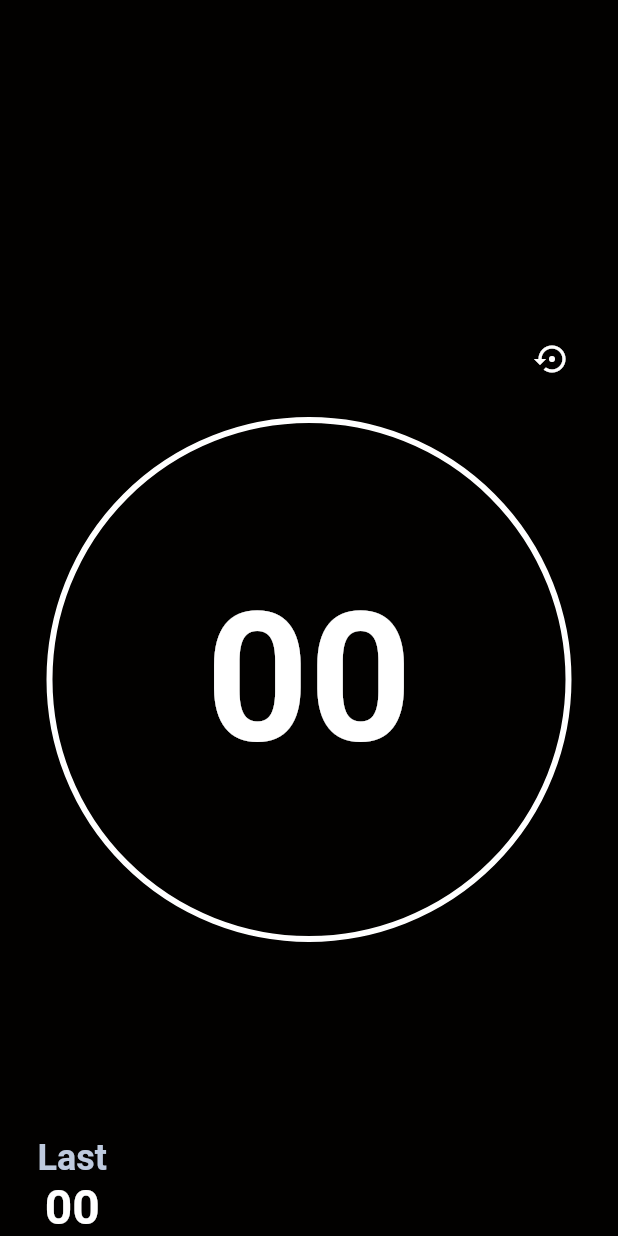
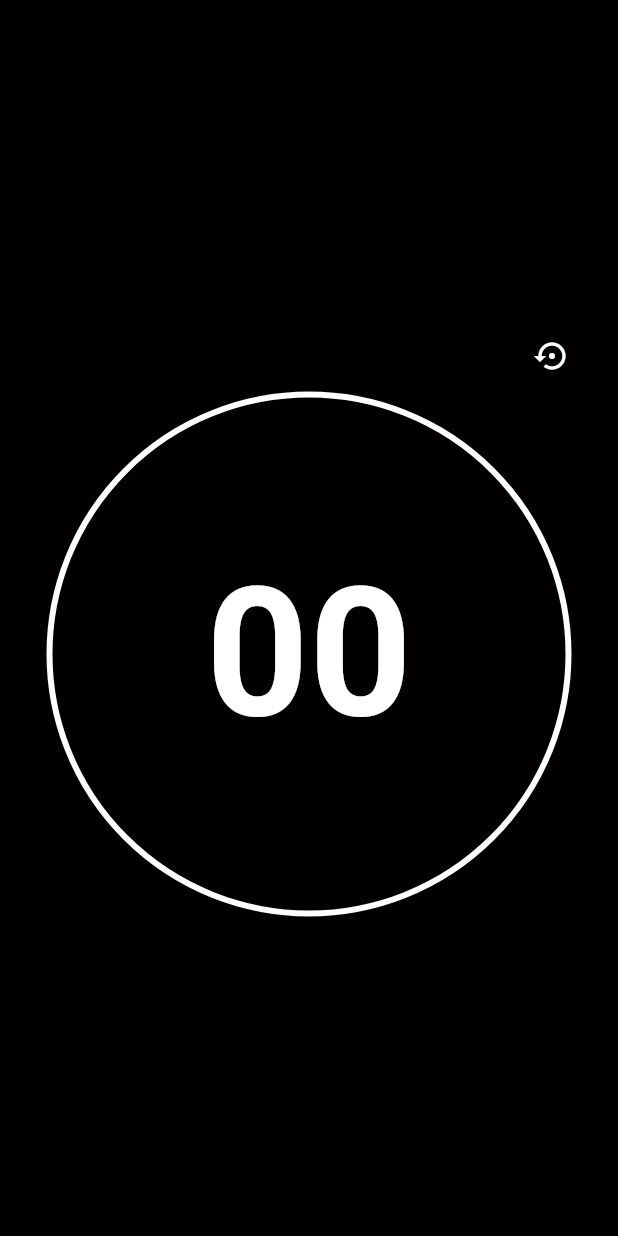
Before and after one commit to rafaLino/Contador, a Flutter app: the screen it shows after launch, on a phone screen of 412 x 824 dp. Run offline on Flutter 3.47's test engine with Material 2 defaults, Android fonts, the phone set to English and light mode, and no system bars; our stand-ins replace vibration; missing offline and left inert: firebase_admob; accounts and stored records are empty.

```diff
--- a/lib/const/constants.dart
+++ b/lib/const/constants.dart
@@ -1,3 +1,3 @@
-const kappId = "ca-app-pub-6850949205111197~8373454474";
-const kbannerId = "ca-app-pub-6850949205111197/3743589108";
-const kintersticialId = "ca-app-pub-6850949205111197/2183095429";
+const kappId = "ca-app-pub-6850949205111197~5572510241";
+const kbannerId = "ca-app-pub-6850949205111197/1970314766";
+const kintersticialId = "ca-app-pub-6850949205111197/9657233092";
--- a/lib/main.dart
+++ b/lib/main.dart
@@ -2,6 +2,7 @@ import 'package:flutter/material.dart';
 import 'package:vibration/vibration.dart';
 import 'package:firebase_admob/firebase_admob.dart';
 import './const/constants.dart';
+
 void main() => runApp(Counter());
 
 class Counter extends StatefulWidget {
@@ -11,21 +12,18 @@ class Counter extends StatefulWidget {
 
 class _CounterState extends State<Counter> {
   MobileAdTargetingInfo targetingInfo = MobileAdTargetingInfo(
-      keywords: <String>['game', 'rpg', 'lol', 'app'],
-      childDirected: false);
+      keywords: <String>['game', 'rpg', 'lol', 'app'], childDirected: false);
 
   @override
   void initState() {
     super.initState();
-    FirebaseAdMob.instance
-        .initialize(appId: kappId);
+    FirebaseAdMob.instance.initialize(appId: kappId);
 
     startBanner();
     displayBanner();
   }
 
   int _increment = 0;
-  int _lastIncrement = 0;
   BannerAd myBanner;
   InterstitialAd myInterstitial;
   @override
@@ -38,20 +36,14 @@ class _CounterState extends State<Counter> {
         onTap: () => _add(),
         child: Scaffold(
           body: Column(
-            mainAxisAlignment: MainAxisAlignment.spaceBetween,
+            mainAxisAlignment: MainAxisAlignment.spaceEvenly,
             children: <Widget>[
-              SizedBox(
-                height: 200,
-              ),
-              Row(
-                mainAxisAlignment: MainAxisAlignment.end,
+              Column(
                 crossAxisAlignment: CrossAxisAlignment.end,
                 children: <Widget>[
                   FlatButton(
                       onPressed: () => _reset(),
                       child: Icon(Icons.settings_backup_restore)),
-                ],
-              ),
                   Center(
                     child: Container(
                       width: 350,
@@ -62,41 +54,13 @@ class _CounterState extends State<Counter> {
                       child: Center(
                           child: Text(
                         _toString(_increment),
-                    style:
-                        TextStyle(fontSize: 120, fontWeight: FontWeight.bold),
+                        style: TextStyle(
+                            fontSize: 120, fontWeight: FontWeight.bold),
                       )),
-                ),
-              ),
-              SizedBox(
-                height: 100,
-              ),
-              Row(
-                children: <Widget>[
-                  Container(
-                    margin: EdgeInsets.only(left: 25),
-                    child: Column(
-                      mainAxisAlignment: MainAxisAlignment.spaceBetween,
-                      children: <Widget>[
-                        Text(
-                          "Last",
-                          style: TextStyle(
-                            fontSize: 24,
-                            fontWeight: FontWeight.bold,
-                            color: Color(0xFFBECADE),
-                          ),
-                        ),
-                        Text(
-                          _toString(_lastIncrement),
-                          style: TextStyle(
-                            fontSize: 32,
-                            fontWeight: FontWeight.bold,
                     ),
                   ),
                 ],
               ),
-                  )
-                ],
-              )
             ],
           ),
         ),
@@ -120,7 +84,6 @@ class _CounterState extends State<Counter> {
   _reset() {
     setState(() {
       displayInterstitial();
-      _lastIncrement = _increment;
       _increment = 0;
     });
   }
```
Also changed, not shown: 7 other files. Lines whose indentation alone changed are shown as unchanged.
